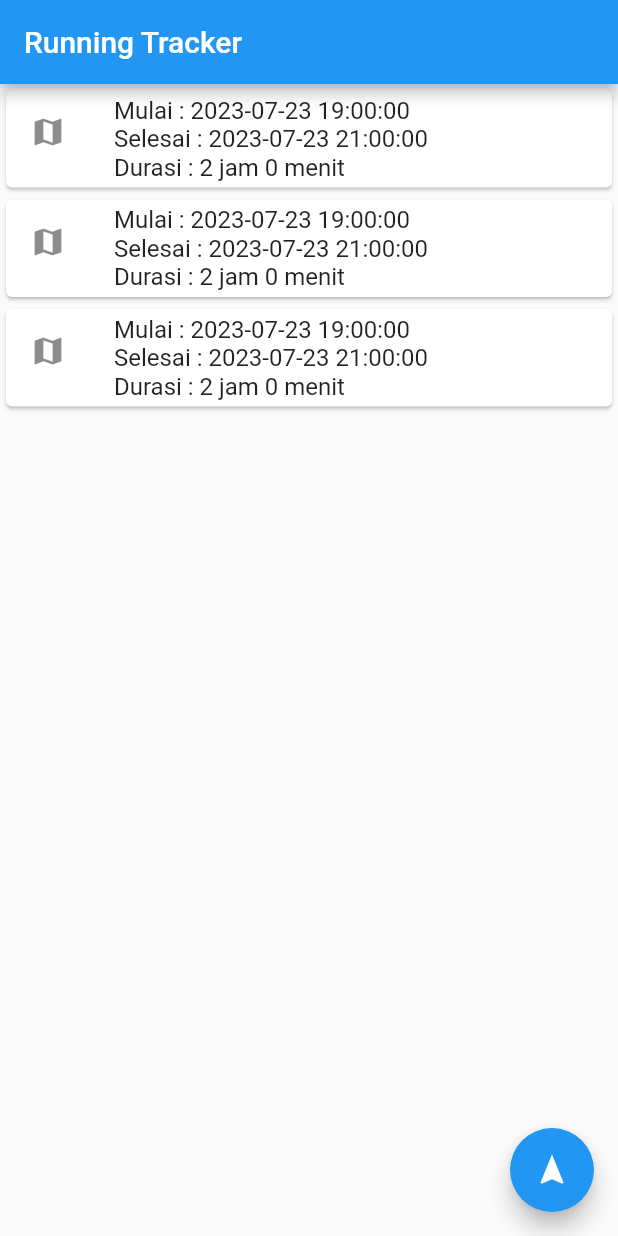
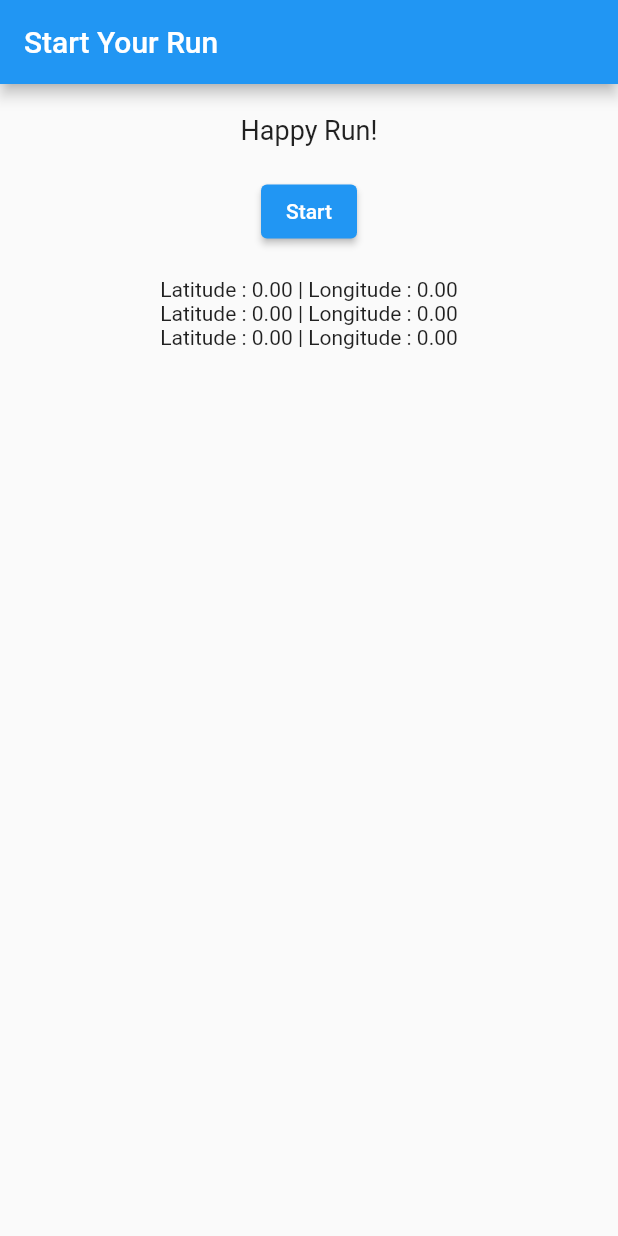
Before and after one commit to adityamputra27/running_tracker, a Flutter app: the screen it shows after launch, on a phone screen of 412 x 824 dp. Run offline on Flutter 3.47's test engine with Material 2 defaults, Android fonts, the phone set to English and light mode, and no system bars.

Commit message:
add create page

```diff
--- /dev/null
+++ b/lib/create_page.dart
@@ -0,0 +1,46 @@
+import 'package:flutter/material.dart';
+
+class CreatePage extends StatelessWidget {
+  const CreatePage({super.key});
+
+  @override
+  Widget build(BuildContext context) {
+    return Scaffold(
+      appBar: AppBar(
+        title: const Text('Start Your Run'),
+      ),
+      body: SafeArea(
+        child: Center(
+          child: Column(
+            children: [
+              const SizedBox(
+                height: 20,
+              ),
+              const Text(
+                'Happy Run!',
+                style: TextStyle(
+                  fontSize: 18,
+                ),
+              ),
+              const SizedBox(
+                height: 20,
+              ),
+              ElevatedButton(
+                onPressed: () {},
+                child: const Text(
+                  'Start',
+                ),
+              ),
+              const SizedBox(
+                height: 20,
+              ),
+              const Text('Latitude : 0.00 | Longitude : 0.00'),
+              const Text('Latitude : 0.00 | Longitude : 0.00'),
+              const Text('Latitude : 0.00 | Longitude : 0.00'),
+            ],
+          ),
+        ),
+      ),
+    );
+  }
+}
--- a/lib/main.dart
+++ b/lib/main.dart
@@ -1,4 +1,5 @@
 import 'package:flutter/material.dart';
+import 'package:running_tracker/create_page.dart';
 
 void main() {
   runApp(const MyApp());
@@ -10,7 +11,8 @@ class MyApp extends StatelessWidget {
   @override
   Widget build(BuildContext context) {
     return const MaterialApp(
-      home: HomePage(),
+      home: CreatePage(),
+      debugShowCheckedModeBanner: false,
     );
   }
 }
```
